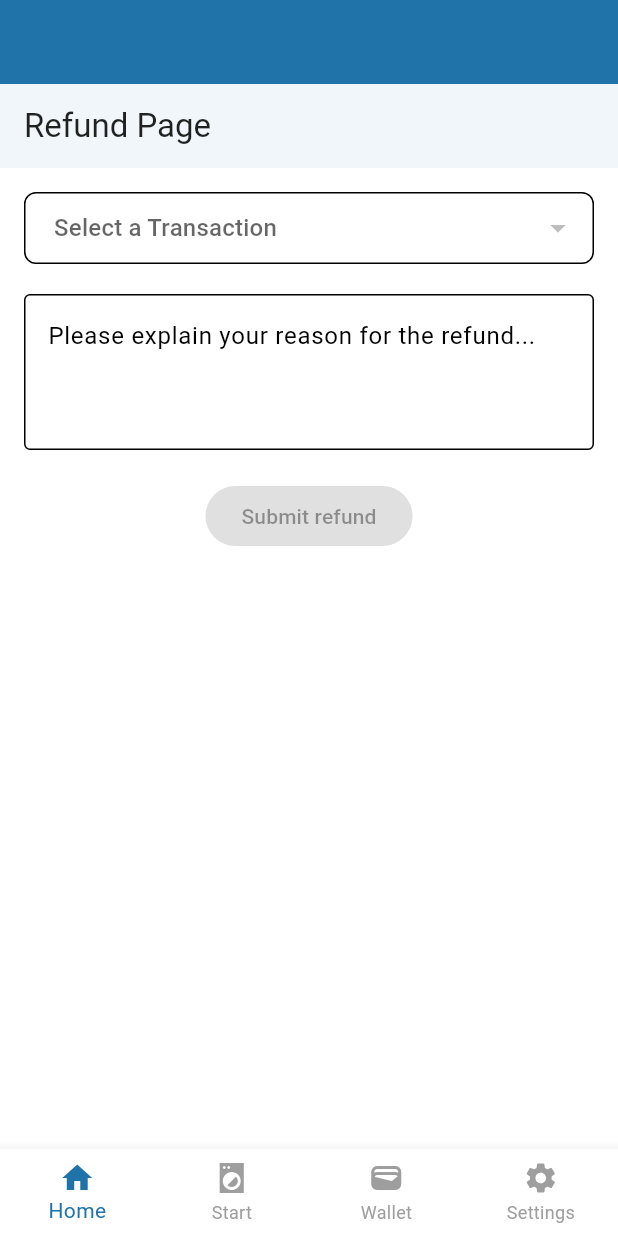
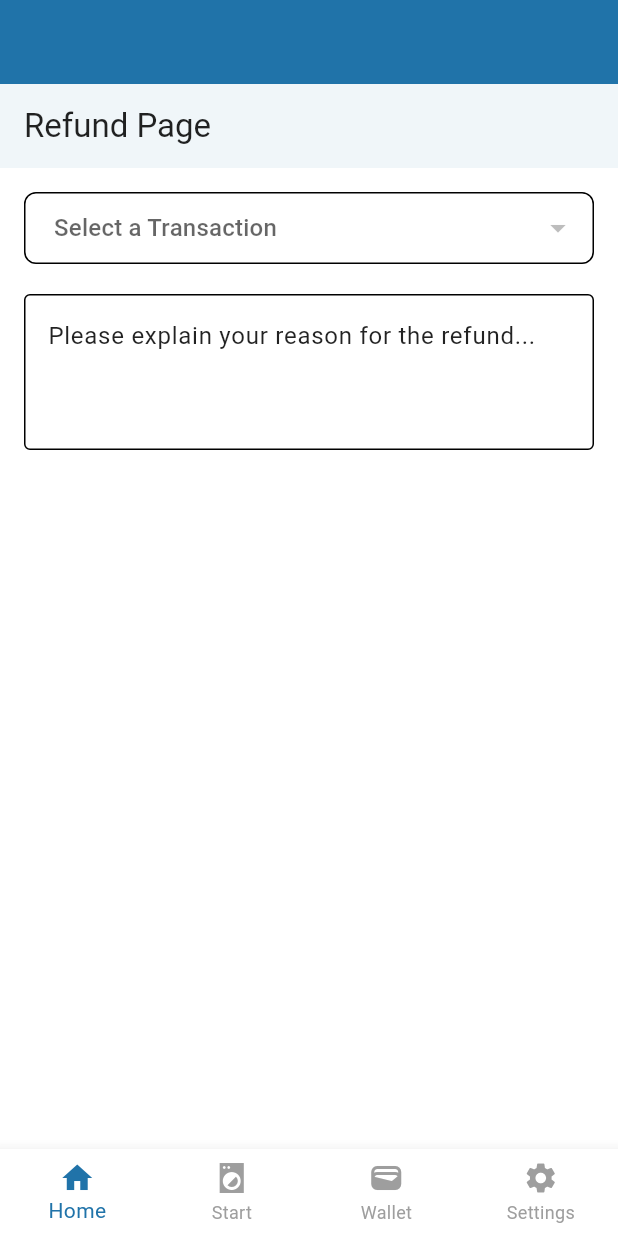
Before and after one commit to jamaki604/CleanStreamLaundryApp, a Flutter app: the RefundPage screen opened by its route, on a phone screen of 412 x 824 dp. Run offline on Flutter 3.47's test engine with Material 3 defaults, Android fonts, the phone set to English and light mode, and no system bars; our stand-ins replace app_links, dio, flutter_dotenv, flutter_svg, get_it, go_router and 2 more; missing offline and left inert: dart:html, flutter_stripe, mobile_scanner; accounts and stored records are empty; network calls fail.

Commit message:
fixed coloring for text/button

```diff
--- a/lib/Pages/refund_page.dart
+++ b/lib/Pages/refund_page.dart
@@ -87,7 +87,7 @@ class _RefundPageState extends State<RefundPage> {
                 items: List.generate(recentTransactions.length, (index) {
                   return DropdownMenuItem<int>(
                     value: index,
-                    child: Text(recentTransactions[index]),
+                    child: Text(recentTransactions[index], style: TextStyle(color: Theme.of(context).colorScheme.fontSecondary),),
                   );
                 }),
                 onChanged: (int? newIndex) {
@@ -102,19 +102,15 @@ class _RefundPageState extends State<RefundPage> {
                 },
               ),
               SizedBox(height: 20),
-              if (selectedTransaction != null)
-                Text(
-                  'Selected: $selectedTransaction',
-                  style: TextStyle(
-                    color: Theme.of(context).colorScheme.fontSecondary,
-                  ),
-                ),
               TextField(
                 minLines: 3,
                 maxLines: null,
                 keyboardType: TextInputType.multiline,
                 decoration: InputDecoration(
                   hintText: 'Please explain your reason for the refund...',
+                  hintStyle: TextStyle(
+                    color:  Theme.of(context).colorScheme.fontSecondary
+                  ),
                   border: OutlineInputBorder(),
                 ),
               ),
@@ -130,6 +126,8 @@ class _RefundPageState extends State<RefundPage> {
                   style: ElevatedButton.styleFrom(
                     backgroundColor: Colors.blue,
                     foregroundColor: Colors.white,
+                    disabledBackgroundColor: Colors.transparent,
+                    disabledForegroundColor: Colors.transparent,
                   ),
                   child: Text("Submit refund"),
                 ),
```
